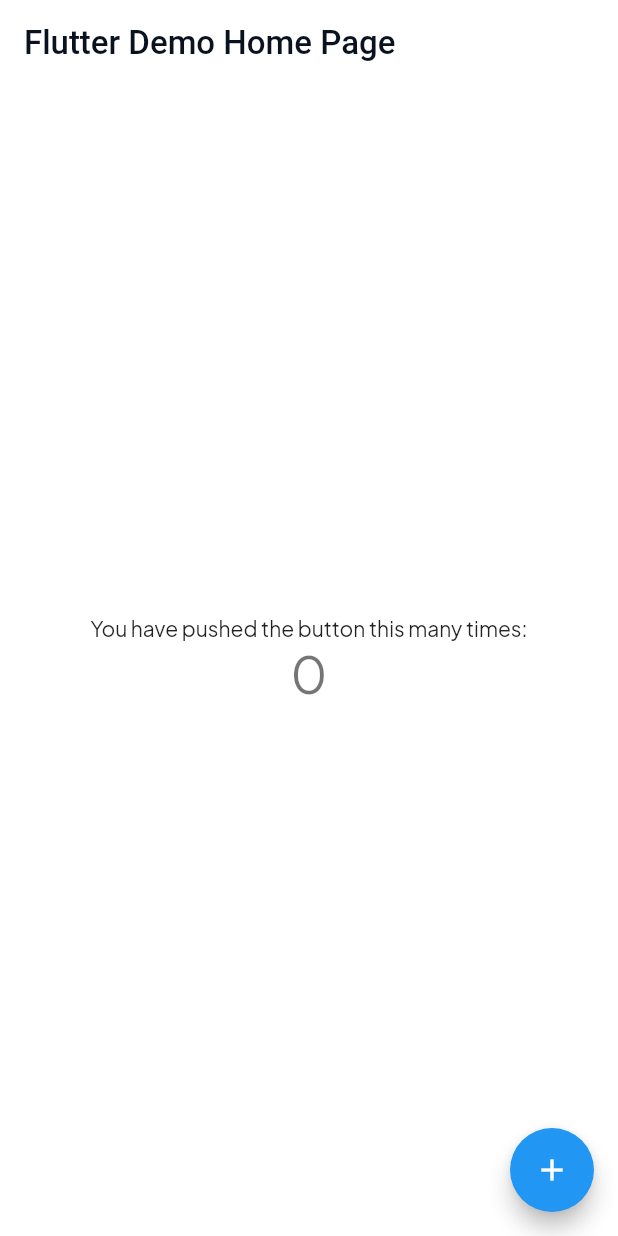
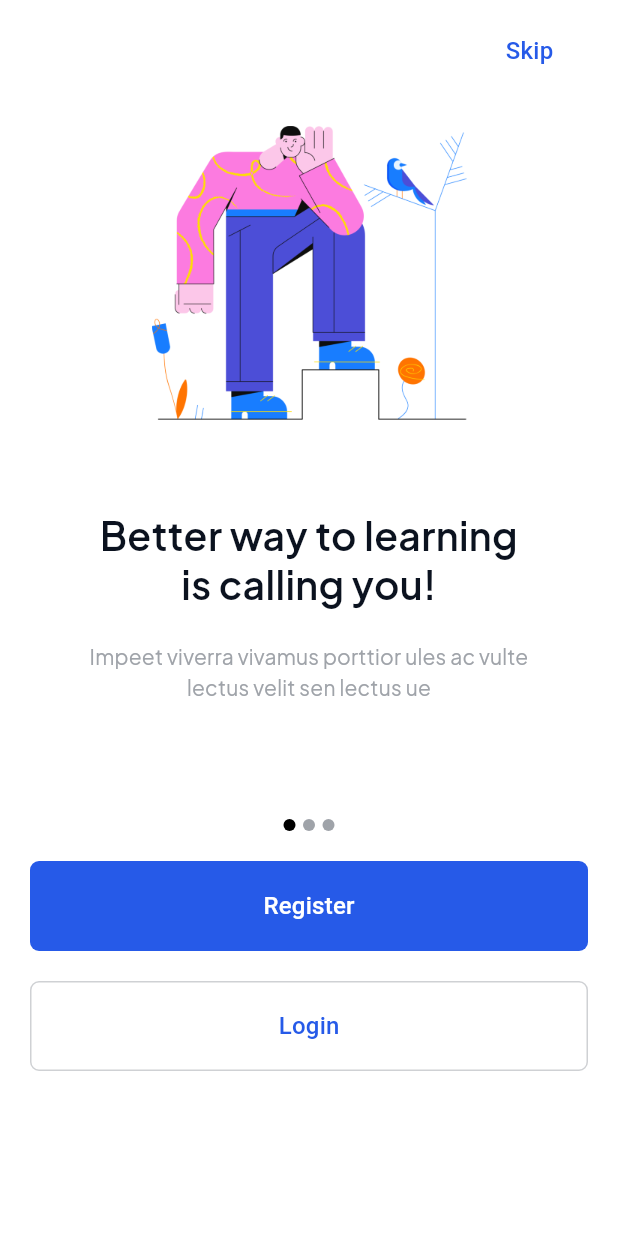
Before and after one commit to Manuelkpatsu/educo, a Flutter app: the screen it shows after launch, on a phone screen of 412 x 824 dp. Run offline on Flutter 3.47's test engine with Material 2 defaults, Android fonts, the phone set to English and light mode, and no system bars; drawn by our look-alikes of smooth_page_indicator; our stand-ins replace equatable, google_fonts.

Commit message:
Implement onboarding screen

```diff
--- a/lib/main.dart
+++ b/lib/main.dart
@@ -1,5 +1,6 @@
 import 'package:flutter/material.dart';
 
+import 'screen/onboard/onboard_screen.dart';
 import 'theme/custom_theme.dart';
 
 void main() {
@@ -15,48 +16,7 @@
       debugShowCheckedModeBanner: false,
       title: 'Flutter Demo',
       theme: CustomTheme.theme,
-      home: const MyHomePage(),
+      home: const OnboardScreen(),
     );
   }
 }
-
-class MyHomePage extends StatefulWidget {
-  const MyHomePage({super.key});
-
-  @override
-  State<MyHomePage> createState() => _MyHomePageState();
-}
-
-class _MyHomePageState extends State<MyHomePage> {
-  int _counter = 0;
-
-  void _incrementCounter() {
-    setState(() {
-      _counter++;
-    });
-  }
-
-  @override
-  Widget build(BuildContext context) {
-    return Scaffold(
-      appBar: AppBar(title: const Text('Flutter Demo Home Page')),
-      body: Center(
-        child: Column(
-          mainAxisAlignment: MainAxisAlignment.center,
-          children: <Widget>[
-            const Text('You have pushed the button this many times:'),
-            Text(
-              '$_counter',
-              style: Theme.of(context).textTheme.headlineMedium,
-            ),
-          ],
-        ),
-      ),
-      floatingActionButton: FloatingActionButton(
-        onPressed: _incrementCounter,
-        tooltip: 'Increment',
-        child: const Icon(Icons.add),
-      ),
-    );
-  }
-}
--- /dev/null
+++ b/lib/model/onboard_data.dart
@@ -0,0 +1,12 @@
+import 'package:equatable/equatable.dart';
+
+class OnboardData extends Equatable {
+  final String title;
+  final String image;
+  final String description;
+
+  const OnboardData({required this.title, required this.image, required this.description});
+
+  @override
+  List<Object?> get props => [title, image, description];
+}
--- /dev/null
+++ b/lib/screen/onboard/onboard_screen.dart
@@ -0,0 +1,100 @@
+import 'package:educo/model/onboard_data.dart';
+import 'package:educo/screen/widget/custom_button.dart';
+import 'package:educo/screen/widget/custom_outline_button.dart';
+import 'package:educo/theme/custom_color.dart';
+import 'package:flutter/material.dart';
+import 'package:smooth_page_indicator/smooth_page_indicator.dart';
+
+import 'onboard_tile.dart';
+import 'widget/skip_button.dart';
+
+class OnboardScreen extends StatefulWidget {
+  const OnboardScreen({super.key});
+
+  @override
+  State<OnboardScreen> createState() => _OnboardScreenState();
+}
+
+class _OnboardScreenState extends State<OnboardScreen> {
+  final PageController _controller = PageController();
+  final List<OnboardData> _data = [
+    const OnboardData(
+      title: 'Better way to learning\nis calling you!',
+      image: 'assets/images/onboard-1.png',
+      description: 'Impeet viverra vivamus porttior ules ac vulte lectus velit sen lectus ue',
+    ),
+    const OnboardData(
+      title: 'Find yourself by doing\nwhatever you do!',
+      image: 'assets/images/onboard-2.png',
+      description: 'Impeet viverra vivamus porttior ules ac vulte lectus velit sen lectus ue',
+    ),
+    const OnboardData(
+      title: 'It’s not just learning,\nIt’s a promise!',
+      image: 'assets/images/onboard-3.png',
+      description: 'Impeet viverra vivamus porttior ules ac vulte lectus velit sen lectus ue',
+    ),
+  ];
+  int currentPage = 0;
+  bool get isNotLastPage => currentPage != _data.length - 1;
+
+  void _onPageChanged(int page) {
+    setState(() {
+      currentPage = page;
+    });
+  }
+
+  @override
+  void dispose() {
+    _controller.dispose();
+    super.dispose();
+  }
+
+  @override
+  Widget build(BuildContext context) {
+    return Scaffold(
+      body: SafeArea(
+        child: Padding(
+          padding: const EdgeInsets.symmetric(horizontal: 20, vertical: 10),
+          child: Column(
+            children: [
+              SkipButton(
+                onPressed: () => _controller.jumpToPage(_data.length),
+                isVisible: isNotLastPage,
+              ),
+              const SizedBox(height: 26),
+              Expanded(
+                child: PageView(
+                  controller: _controller,
+                  onPageChanged: _onPageChanged,
+                  children: _data.map((onboardData) => OnboardTile(data: onboardData)).toList(),
+                ),
+              ),
+              SmoothPageIndicator(
+                controller: _controller,
+                count: _data.length,
+                effect: const WormEffect(
+                  spacing: 5,
+                  dotHeight: 8,
+                  dotWidth: 8,
+                  dotColor: CustomColor.grey300Color,
+                  activeDotColor: Colors.black,
+                  type: WormType.thinUnderground,
+                ),
+                onDotClicked: (index) => _controller.animateToPage(
+                  index,
+                  duration: const Duration(microseconds: 300),
+                  curve: Curves.easeIn,
+                ),
+              ),
+              const SizedBox(height: 20),
+              CustomButton(onPressed: () {}, widget: const Text('Register')),
+              const SizedBox(height: 20),
+              CustomOutlineButton(onPressed: () {}, widget: const Text('Login')),
+              const SizedBox(height: 100),
+            ],
+          ),
+        ),
+      ),
+    );
+  }
+}
--- /dev/null
+++ b/lib/screen/onboard/onboard_tile.dart
@@ -0,0 +1,26 @@
+import 'package:educo/model/onboard_data.dart';
+import 'package:flutter/material.dart';
+
+import 'widget/onboard_description_text.dart';
+import 'widget/onboard_illustration.dart';
+import 'widget/onboard_title_text.dart';
+
+class OnboardTile extends StatelessWidget {
+  final OnboardData data;
+
+  const OnboardTile({super.key, required this.data});
+
+  @override
+  Widget build(BuildContext context) {
+    return Column(
+      children: [
+        OnboardIllustration(image: data.image),
+        const SizedBox(height: 60),
+        OnboardTitleText(title: data.title),
+        const SizedBox(height: 20),
+        OnboardDescriptionText(description: data.description),
+        const SizedBox(height: 20),
+      ],
+    );
+  }
+}
--- /dev/null
+++ b/lib/screen/onboard/widget/onboard_description_text.dart
@@ -0,0 +1,21 @@
+import 'package:educo/theme/custom_color.dart';
+import 'package:educo/theme/custom_text_style.dart';
+import 'package:flutter/material.dart';
+
+class OnboardDescriptionText extends StatelessWidget {
+  final String description;
+
+  const OnboardDescriptionText({super.key, required this.description});
+
+  @override
+  Widget build(BuildContext context) {
+    return Padding(
+      padding: const EdgeInsets.symmetric(horizontal: 25),
+      child: Text(
+        description,
+        textAlign: TextAlign.center,
+        style: CustomTextStyle.subHeadNormal.copyWith(color: CustomColor.grey300Color),
+      ),
+    );
+  }
+}
--- /dev/null
+++ b/lib/screen/onboard/widget/onboard_illustration.dart
@@ -0,0 +1,17 @@
+import 'package:flutter/material.dart';
+
+class OnboardIllustration extends StatelessWidget {
+  final String image;
+
+  const OnboardIllustration({super.key, required this.image});
+
+  @override
+  Widget build(BuildContext context) {
+    return Image.asset(
+      image,
+      width: 210,
+      height: 196,
+      fit: BoxFit.contain,
+    );
+  }
+}
--- /dev/null
+++ b/lib/screen/onboard/widget/onboard_title_text.dart
@@ -0,0 +1,24 @@
+import 'package:educo/theme/custom_color.dart';
+import 'package:educo/theme/custom_text_style.dart';
+import 'package:flutter/material.dart';
+
+class OnboardTitleText extends StatelessWidget {
+  final String title;
+
+  const OnboardTitleText({super.key, required this.title});
+
+  @override
+  Widget build(BuildContext context) {
+    return Padding(
+      padding: const EdgeInsets.symmetric(horizontal: 25),
+      child: Text(
+        title,
+        textAlign: TextAlign.center,
+        style: CustomTextStyle.titleOne.copyWith(
+          color: CustomColor.grey900Color,
+          fontWeight: FontWeight.w600,
+        ),
+      ),
+    );
+  }
+}
--- /dev/null
+++ b/lib/screen/onboard/widget/skip_button.dart
@@ -0,0 +1,22 @@
+import 'package:flutter/material.dart';
+
+class SkipButton extends StatelessWidget {
+  final VoidCallback? onPressed;
+  final bool isVisible;
+
+  const SkipButton({super.key, required this.onPressed, required this.isVisible});
+
+  @override
+  Widget build(BuildContext context) {
+    return isVisible
+        ? Align(
+            alignment: Alignment.centerRight,
+            child: TextButton(
+              onPressed: onPressed,
+              style: TextButton.styleFrom(minimumSize: const Size(78, 44)),
+              child: const Text('Skip'),
+            ),
+          )
+        : const SizedBox(height: 44);
+  }
+}
--- /dev/null
+++ b/lib/screen/widget/custom_button.dart
@@ -0,0 +1,41 @@
+import 'package:educo/theme/custom_color.dart';
+import 'package:educo/theme/custom_text_style.dart';
+import 'package:flutter/material.dart';
+
+class CustomButton extends StatelessWidget {
+  final VoidCallback? onPressed;
+  final double? height;
+  final double? width;
+  final Widget widget;
+  final double borderRadius;
+  final Color foregroundColor;
+  final Color backgroundColor;
+
+  const CustomButton({
+    Key? key,
+    required this.onPressed,
+    this.height = 60,
+    this.width = double.infinity,
+    required this.widget,
+    this.borderRadius = 6,
+    this.foregroundColor = Colors.white,
+    this.backgroundColor = CustomColor.primary600Color,
+  }) : super(key: key);
+
+  @override
+  Widget build(BuildContext context) {
+    return ElevatedButton(
+      onPressed: onPressed,
+      style: ElevatedButton.styleFrom(
+        shape: RoundedRectangleBorder(
+          borderRadius: BorderRadius.all(Radius.circular(borderRadius)),
+        ),
+        textStyle: CustomTextStyle.textMedium,
+        foregroundColor: foregroundColor,
+        backgroundColor: backgroundColor,
+        minimumSize: Size(width!, height!),
+      ),
+      child: widget,
+    );
+  }
+}
--- /dev/null
+++ b/lib/screen/widget/custom_outline_button.dart
@@ -0,0 +1,43 @@
+import 'package:educo/theme/custom_color.dart';
+import 'package:educo/theme/custom_text_style.dart';
+import 'package:flutter/material.dart';
+
+class CustomOutlineButton extends StatelessWidget {
+  final VoidCallback? onPressed;
+  final double? height;
+  final double? width;
+  final Widget widget;
+  final double borderRadius;
+  final Color foregroundColor;
+  final Color borderColor;
+
+  const CustomOutlineButton({
+    Key? key,
+    required this.onPressed,
+    this.height = 60,
+    this.width = double.infinity,
+    required this.widget,
+    this.borderRadius = 6,
+    this.foregroundColor = CustomColor.primary600Color,
+    this.borderColor = CustomColor.grey100Color,
+
+  }) : super(key: key);
+
+  @override
+  Widget build(BuildContext context) {
+    return OutlinedButton(
+      onPressed: onPressed,
+      style: OutlinedButton.styleFrom(
+        textStyle: CustomTextStyle.textMedium,
+        elevation: 0,
+        foregroundColor: foregroundColor,
+        side: BorderSide(color: borderColor, width: 1),
+        shape: RoundedRectangleBorder(
+          borderRadius: BorderRadius.all(Radius.circular(borderRadius)),
+        ),
+        minimumSize: Size(width!, height!),
+      ),
+      child: widget,
+    );
+  }
+}
--- /dev/null
+++ b/lib/theme/custom_text_style.dart
@@ -0,0 +1,84 @@
+import 'package:flutter/material.dart';
+
+class CustomTextStyle {
+  static const TextStyle titleOne = TextStyle(
+    fontSize: 26,
+    color: Colors.black,
+    fontWeight: FontWeight.w500,
+    letterSpacing: 0.26,
+  );
+  static const TextStyle titleTwo = TextStyle(
+    fontSize: 22,
+    color: Colors.black,
+    fontWeight: FontWeight.w500,
+    letterSpacing: 0.22,
+  );
+  static const TextStyle titleThreeNormal = TextStyle(
+    fontSize: 18,
+    color: Colors.black,
+    fontWeight: FontWeight.w400,
+    letterSpacing: 0.18,
+  );
+  static const TextStyle titleThreeMedium = TextStyle(
+    fontSize: 18,
+    color: Colors.black,
+    fontWeight: FontWeight.w500,
+    letterSpacing: 0.216,
+  );
+  static const TextStyle textMedium = TextStyle(
+    fontSize: 16,
+    color: Colors.black,
+    fontWeight: FontWeight.w500,
+    letterSpacing: 0.16,
+  );
+  static const TextStyle textNormal = TextStyle(
+    fontSize: 16,
+    color: Colors.black,
+    fontWeight: FontWeight.w400,
+    letterSpacing: 0.16,
+  );
+  static const TextStyle headlineNormal = TextStyle(
+    fontSize: 15,
+    color: Colors.black,
+    height: 1.4,
+    fontWeight: FontWeight.w400,
+    letterSpacing: 0.225,
+  );
+  static const TextStyle headlineMedium = TextStyle(
+    fontSize: 15,
+    color: Colors.black,
+    fontWeight: FontWeight.w500,
+    letterSpacing: 0.15,
+  );
+  static const TextStyle subHeadMedium = TextStyle(
+    fontSize: 14,
+    color: Colors.black,
+    letterSpacing: 0.14,
+    fontWeight: FontWeight.w500,
+  );
+  static const TextStyle subHeadNormal = TextStyle(
+    fontSize: 14,
+    color: Colors.black,
+    height: 1.5,
+    fontWeight: FontWeight.w400,
+    letterSpacing: 0.14,
+  );
+  static const TextStyle captionOne = TextStyle(
+    fontSize: 13,
+    color: Colors.black,
+    fontWeight: FontWeight.w400,
+    letterSpacing: 0.13,
+  );
+  static const TextStyle captionTwo = TextStyle(
+    fontSize: 12,
+    color: Colors.black,
+    fontWeight: FontWeight.w400,
+    letterSpacing: 0.144,
+  );
+  static const TextStyle captionThree = TextStyle(
+    fontSize: 11,
+    color: Colors.black,
+    fontWeight: FontWeight.w400,
+    letterSpacing: 0.055,
+  );
+}
--- a/lib/theme/custom_theme.dart
+++ b/lib/theme/custom_theme.dart
@@ -3,6 +3,7 @@
 import 'package:google_fonts/google_fonts.dart';
 
 import 'custom_color.dart';
+import 'custom_text_style.dart';
 
 class CustomTheme {
   static ThemeData get theme {
@@ -23,6 +24,16 @@
         ),
       ),
       textTheme: GoogleFonts.plusJakartaSansTextTheme(),
+      textButtonTheme: TextButtonThemeData(
+        style: TextButton.styleFrom(
+          elevation: 0,
+          foregroundColor: CustomColor.primary600Color,
+          textStyle: CustomTextStyle.textMedium,
+          shape: const RoundedRectangleBorder(
+            borderRadius: BorderRadius.all(Radius.circular(4)),
+          ),
+        ),
+      ),
       elevatedButtonTheme: ElevatedButtonThemeData(
         style: ElevatedButton.styleFrom(
           backgroundColor: CustomColor.primary600Color,
--- a/pubspec.yaml
+++ b/pubspec.yaml
@@ -9,6 +9,8 @@
   flutter:
     sdk: flutter
   google_fonts: ^5.1.0
+  equatable: ^2.0.5
+  smooth_page_indicator: ^1.1.0
   cupertino_icons: ^1.0.2
 
 dev_dependencies:
```
Also changed, not shown: pubspec.lock, 1 other file.
